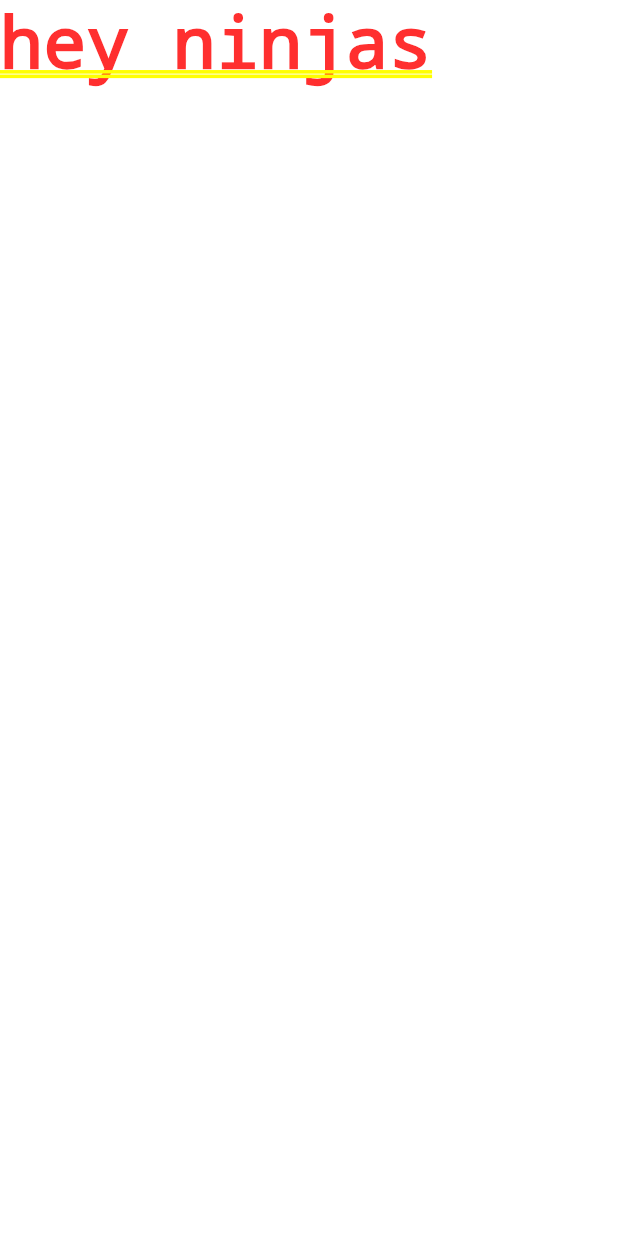
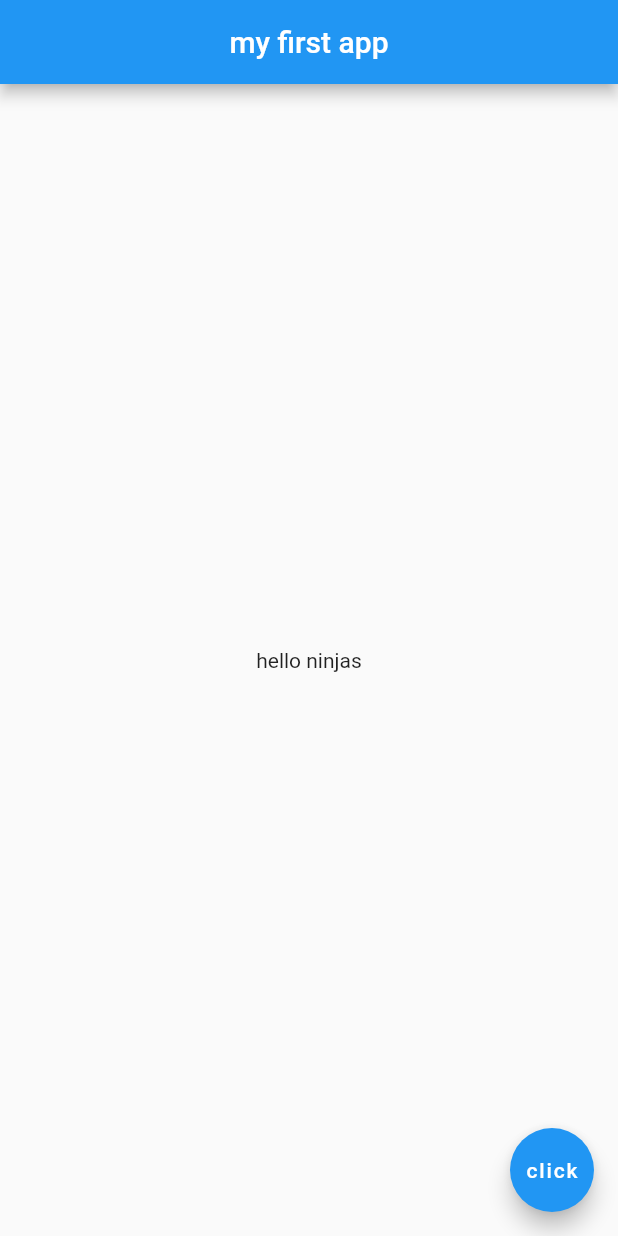
Before and after one commit to sai-myne/flutter-Basic, a Flutter app: the screen it shows after launch, on a phone screen of 412 x 824 dp. Run offline on Flutter 3.47's test engine with Material 2 defaults, Android fonts, the phone set to English and light mode, and no system bars.

Commit message:
Scaffold

```diff
--- a/myapp/lib/main.dart
+++ b/myapp/lib/main.dart
@@ -1,6 +1,16 @@
 import 'package:flutter/material.dart';
 
 void main() => runApp(MaterialApp(
-  home: Text('hey ninjas'),
-
+  home: Scaffold(
+    appBar: AppBar(
+      title: Text('my first app'),
+      centerTitle: true,
+    ),
+    body: Center(
+      child: Text('hello ninjas'),
+    ),
+    floatingActionButton: FloatingActionButton(
+      child: Text('click'),
+    ),
+  ),
 ));
```
